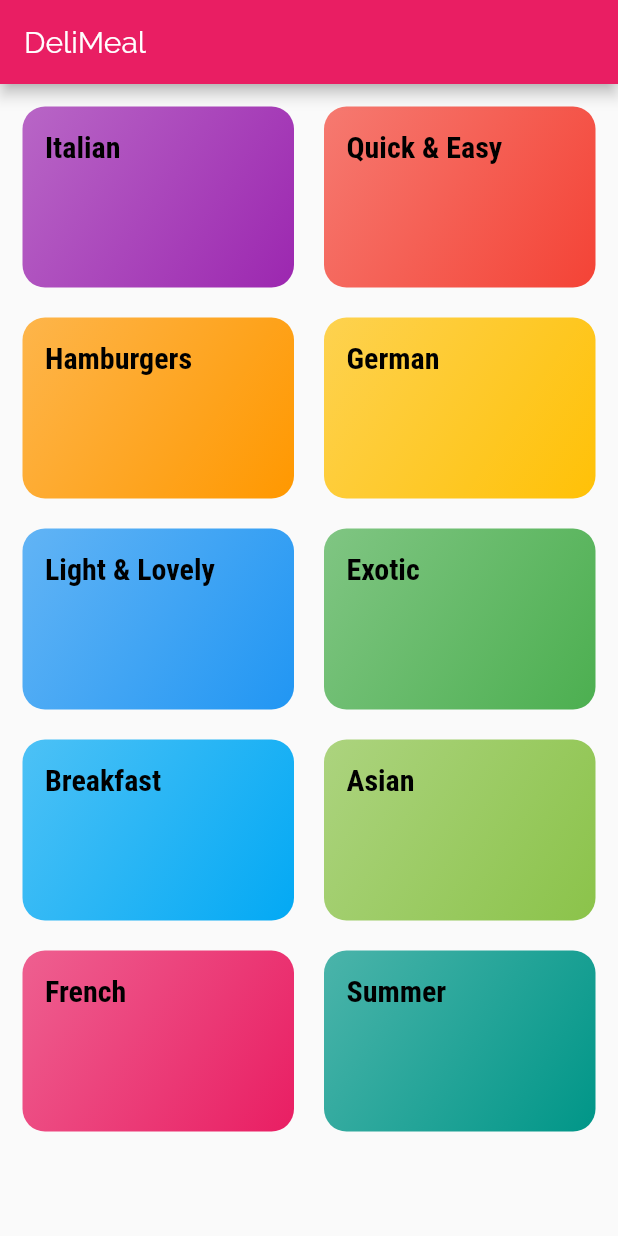
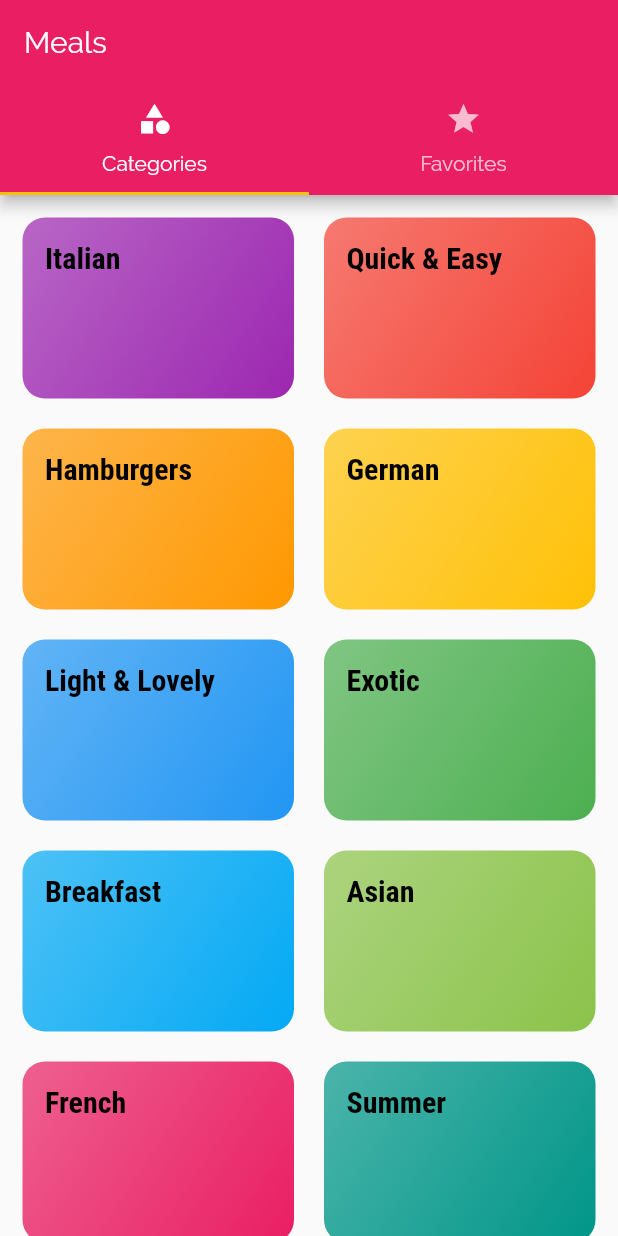
Before and after one commit to roeechen01/MealsAppFlutter, a Flutter app: the screen it shows after launch, on a phone screen of 412 x 824 dp. Run offline on Flutter 3.47's test engine with Material 2 defaults, Android fonts, the phone set to English and light mode, and no system bars.

Commit message:
Added pages tab bar at the top

```diff
--- a/lib/main.dart
+++ b/lib/main.dart
@@ -2,6 +2,7 @@ import 'package:flutter/material.dart';
 import 'package:flutter_complete_guide/screens/categories_screen.dart';
 import 'package:flutter_complete_guide/screens/category_meals_screen.dart';
 import 'package:flutter_complete_guide/screens/meal_detail_screen.dart';
+import 'package:flutter_complete_guide/screens/tabs_screen.dart';
 
 void main() => runApp(MyApp());
 
@@ -23,7 +24,7 @@ class MyApp extends StatelessWidget {
                     fontSize: 20,
                     fontWeight: FontWeight.bold))),
         routes: {
-          '/': (_) => CategoriesScreen(),
+          '/': (_) => TabsScreen(),
           CategoryMealsScreen.screenTitle: (_) => CategoryMealsScreen(),
           MealDetailsScreen.screenTitle: (_) => MealDetailsScreen()
         },
--- a/lib/screens/categories_screen.dart
+++ b/lib/screens/categories_screen.dart
@@ -5,11 +5,7 @@ import '../widgets/category_item.dart';
 class CategoriesScreen extends StatelessWidget {
   @override
   Widget build(BuildContext context) {
-    return Scaffold(
-      appBar: AppBar(
-        title: Text('DeliMeal'),
-      ),
-      body: GridView(
+    return GridView(
       padding: const EdgeInsets.all(15),
       children: DUMMY_CATEGORIES
           .map((category) => CategoryItem(
@@ -23,7 +19,6 @@ class CategoriesScreen extends StatelessWidget {
           childAspectRatio: 3 / 2,
           mainAxisSpacing: 20,
           crossAxisSpacing: 20),
-      ),
     );
   }
 }
--- /dev/null
+++ b/lib/screens/favorites_screen.dart
@@ -0,0 +1,10 @@
+import 'package:flutter/material.dart';
+
+class FavoritesScreen extends StatelessWidget {
+  @override
+  Widget build(BuildContext context) {
+    return Center(
+      child: Text('123'),
+    );
+  }
+}
--- /dev/null
+++ b/lib/screens/tabs_screen.dart
@@ -0,0 +1,34 @@
+import 'package:flutter/material.dart';
+import 'package:flutter_complete_guide/screens/categories_screen.dart';
+
+import 'favorites_screen.dart';
+
+class TabsScreen extends StatefulWidget {
+  @override
+  _TabsScreenState createState() => _TabsScreenState();
+}
+
+class _TabsScreenState extends State<TabsScreen> {
+  @override
+  Widget build(BuildContext context) {
+    return DefaultTabController(
+      length: 2,
+      initialIndex: 0,
+      child: Scaffold(
+          appBar: AppBar(
+            title: Text('Meals'),
+            bottom: TabBar(tabs: [
+              Tab(
+                icon: Icon(Icons.category),
+                text: 'Categories',
+              ),
+              Tab(
+                icon: Icon(Icons.star),
+                text: 'Favorites',
+              )
+            ]),
+          ),
+          body: TabBarView(children: [CategoriesScreen(), FavoritesScreen()])),
+    );
+  }
+}
```
Lines whose indentation alone changed are shown as unchanged.
